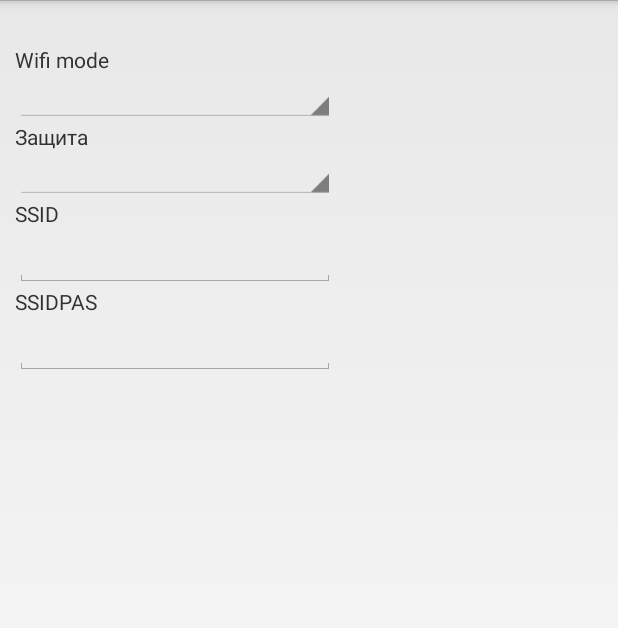
After one commit to tsbp/SOLAR_PROJ_GIT, an Android app: the layout dialog_wifi.xml on its own in the app's theme, with its tools: preview values and no code run, on a phone screen of 412 x 824 dp. The commit adds this screen. Shown: the top 628 px of the screen. Run offline under Robolectric (Android 15) with nearby library versions, the phone set to English and light mode, and no system bars.

Commit message:
wifi settings have sended

```diff
--- /dev/null
+++ b/Android/SOLAR/app/src/main/res/layout/dialog_wifi.xml
@@ -0,0 +1,77 @@
+<?xml version="1.0" encoding="utf-8"?>
+<LinearLayout xmlns:android="http://schemas.android.com/apk/res/android"
+    android:layout_width="wrap_content"
+    android:layout_height="wrap_content"
+    android:orientation="vertical"
+    android:id="@+id/wifi">
+
+    <ScrollView
+        android:layout_width="fill_parent"
+        android:layout_height="match_parent"
+        >
+
+        <LinearLayout
+            android:orientation="vertical"
+            android:layout_width="match_parent"
+            android:layout_height="wrap_content"
+            android:layout_marginLeft="10dp"
+            android:layout_marginRight="10dp"
+            android:layout_marginTop="10dp"
+            android:layout_marginBottom="10dp">
+
+            <TextView
+                android:layout_width="match_parent"
+                android:layout_height="wrap_content"
+                android:layout_marginTop="20dp"
+                android:text="@string/WIFI_MODE"
+                android:id="@+id/textView5" />
+
+            <Spinner
+                android:layout_width="match_parent"
+                android:layout_height="wrap_content"
+                android:id="@+id/spinwWifiMode"
+                android:spinnerMode="dropdown" />
+
+            <TextView
+                android:layout_width="match_parent"
+                android:layout_height="wrap_content"
+                android:text="@string/security"
+                android:id="@+id/textView3" />
+
+            <Spinner
+                android:layout_width="match_parent"
+                android:layout_height="wrap_content"
+                android:id="@+id/spinSecur"
+                android:spinnerMode="dropdown" />
+
+            <TextView
+                android:text="@string/SSID"
+                android:layout_width="match_parent"
+                android:layout_height="wrap_content"
+                android:id="@+id/textView2" />
+
+            <EditText
+                android:layout_width="fill_parent"
+                android:layout_height="wrap_content"
+                android:inputType="text"
+                android:ems="10"
+                android:id="@+id/etSSID"/>
+
+            <TextView
+                android:text="@string/SSIDPAS"
+                android:layout_width="match_parent"
+                android:layout_height="wrap_content"
+                android:id="@+id/textView4" />
+
+            <EditText
+                android:layout_width="fill_parent"
+                android:layout_height="wrap_content"
+                android:inputType="text"
+                android:ems="10"
+                android:id="@+id/etSSIDPASS"/>
+
+
+        </LinearLayout>
+    </ScrollView>
+
+</LinearLayout>
--- a/Android/SOLAR/app/src/main/res/values/strings.xml
+++ b/Android/SOLAR/app/src/main/res/values/strings.xml
@@ -1,3 +1,7 @@
 <resources>
     <string name="app_name">SOLAR</string>
+    <string name="SSID">SSID</string>
+    <string name="SSIDPAS">SSIDPAS</string>
+    <string name="WIFI_MODE">Wifi mode</string>
+    <string name="security">Защита</string>
 </resources>
```
Also changed, not shown: Android/SOLAR/app/src/main/java/com/voodoo/solar/ClientConfig.java (+113 -0 lines), Android/SOLAR/app/src/main/java/com/voodoo/solar/MainActivity.java (+7 -0 lines), Android/SOLAR/app/src/main/java/com/voodoo/solar/UDPCommands.java (+10 -0 lines), Android/SOLAR/app/src/main/res/layout/activity_client_config.xml (+10 -2 lines), Android/SOLAR/app/src/main/res/drawable/wifi_small.png (added), 2 other files.
